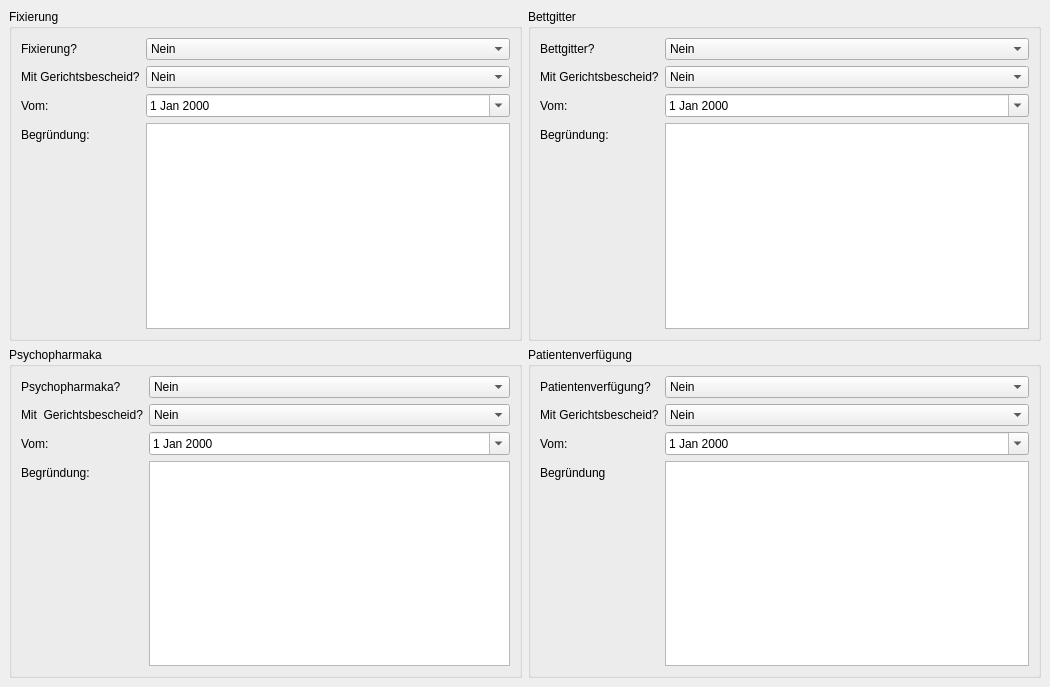
First picture: the form in ebp_client/decreescrollarea.ui, repository Robotregent/EBP, before the edit.
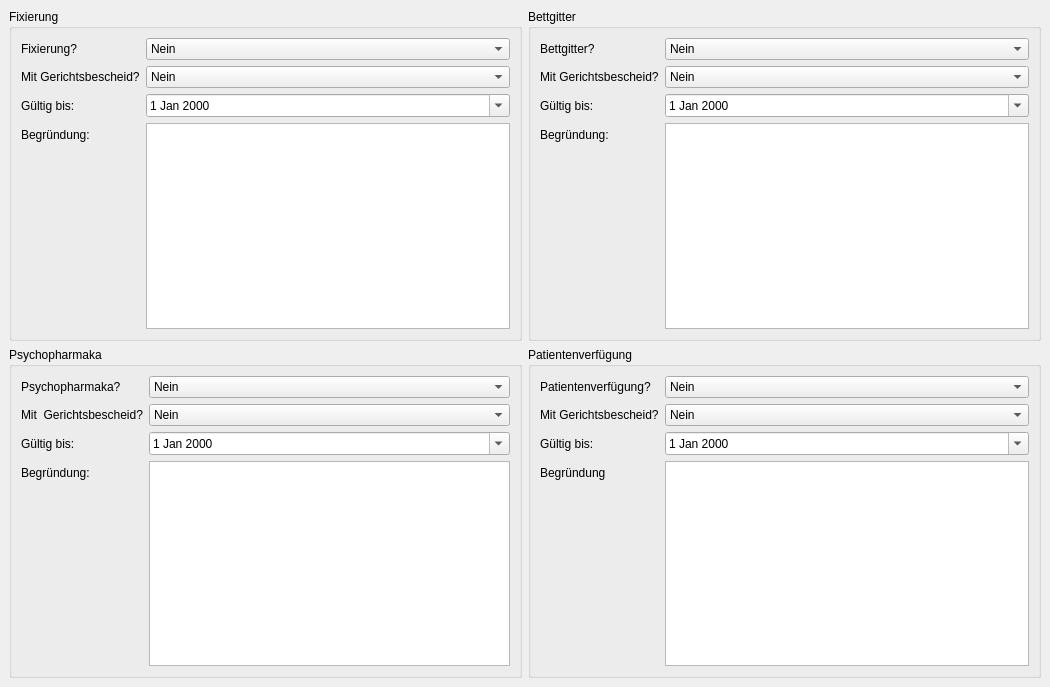
Second picture: the form after the edit.

The edit to the form file:
```diff
--- a/ebp_client/decreescrollarea.ui
+++ b/ebp_client/decreescrollarea.ui
@@ -83,7 +83,7 @@
        <item row="2" column="0">
         <widget class="QLabel" name="label_7">
          <property name="text">
-          <string>Vom:</string>
+          <string>Gültig bis:</string>
          </property>
         </widget>
        </item>
@@ -162,7 +162,7 @@
        <item row="2" column="0">
         <widget class="QLabel" name="label_11">
          <property name="text">
-          <string>Vom:</string>
+          <string>Gültig bis:</string>
          </property>
         </widget>
        </item>
@@ -258,7 +258,7 @@
        <item row="2" column="0">
         <widget class="QLabel" name="vomLabel">
          <property name="text">
-          <string>Vom:</string>
+          <string>Gültig bis:</string>
          </property>
         </widget>
        </item>
@@ -326,7 +326,7 @@
        <item row="2" column="0">
         <widget class="QLabel" name="label_3">
          <property name="text">
-          <string>Vom:</string>
+          <string>Gültig bis:</string>
          </property>
         </widget>
        </item>
```
